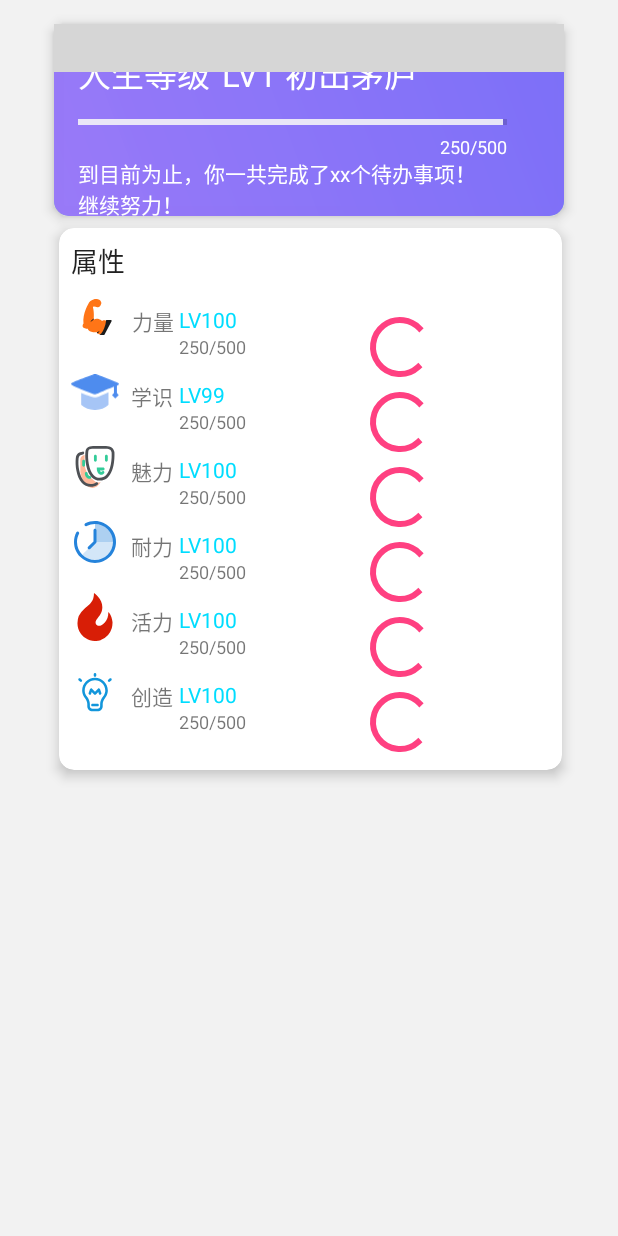
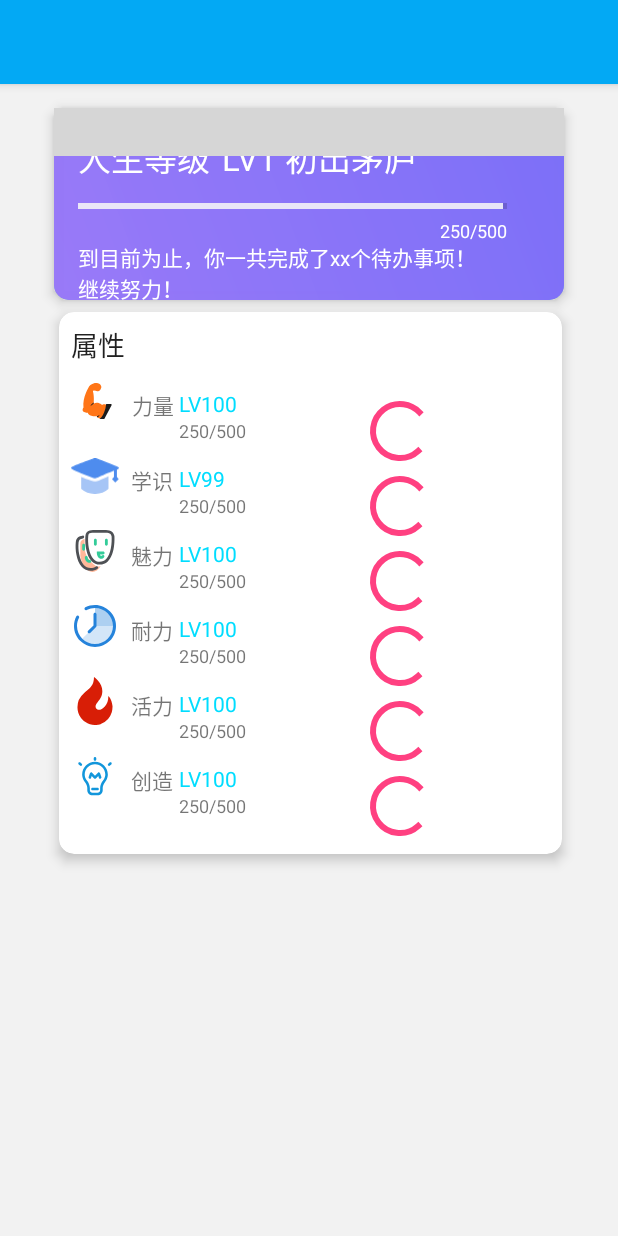
Before and after one commit to Ayagikei/LifeUp, an Android app: the layout fragment_status.xml on its own in the app's theme, with its tools: preview values and no code run, on a phone screen of 412 x 824 dp. Run offline under Robolectric (Android 15) with nearby library versions, the phone set to English and light mode, and no system bars; plain views replace DoubleWaveView, NumberProgressBar; grey boxes are pictures that could not be loaded.

Commit message:
impl toolbar in fragments

```diff
--- a/app/src/main/java/net/sarasarasa/lifeup/fragment/CloudFragment.kt
+++ b/app/src/main/java/net/sarasarasa/lifeup/fragment/CloudFragment.kt
@@ -11,6 +11,7 @@ import android.view.View
 import android.view.ViewGroup
 import kotlinx.android.synthetic.main.fragment_comm.view.*
 import net.sarasarasa.lifeup.R
+import net.sarasarasa.lifeup.activities.MainActivity
 
 class CloudFragment : Fragment() {
 
@@ -19,7 +20,12 @@ class CloudFragment : Fragment() {
     override fun onCreateView(inflater: LayoutInflater, mContainer: ViewGroup?, savedInstanceState: Bundle?): View? {
 
 
+
         val view = inflater.inflate(R.layout.fragment_cloud, null)
+
+        //设置toolbar
+        (activity as MainActivity).initToolBar(view.findViewById(R.id.toolbar))
+
         // Create the adapter that will return a fragment for each of the three
         // primary sections of the activity.
         mSectionsPagerAdapter = SectionsPagerAdapter(childFragmentManager)
--- a/app/src/main/java/net/sarasarasa/lifeup/fragment/StatusFragment.kt
+++ b/app/src/main/java/net/sarasarasa/lifeup/fragment/StatusFragment.kt
@@ -6,12 +6,15 @@ import android.view.LayoutInflater
 import android.view.View
 import android.view.ViewGroup
 import net.sarasarasa.lifeup.R
+import net.sarasarasa.lifeup.activities.MainActivity
 
 class StatusFragment : Fragment() {
 
 
     override fun onCreateView(inflater: LayoutInflater, container: ViewGroup?, savedInstanceState: Bundle?): View? {
         val view = inflater.inflate(R.layout.fragment_status, null)
+        //设置toolbar
+        (activity as MainActivity).initToolBar(view.findViewById(R.id.toolbar))
         return view
     }
 
--- a/app/src/main/java/net/sarasarasa/lifeup/fragment/TodoFragment.kt
+++ b/app/src/main/java/net/sarasarasa/lifeup/fragment/TodoFragment.kt
@@ -9,6 +9,7 @@ import android.view.View
 import android.view.ViewGroup
 import android.widget.TextView
 import net.sarasarasa.lifeup.R
+import net.sarasarasa.lifeup.activities.MainActivity
 import net.sarasarasa.lifeup.adapters.ToDoItemAdapter
 import net.sarasarasa.lifeup.datas.ToDo
 import java.util.*
@@ -25,6 +26,8 @@ class TodoFragment : Fragment() {
         mAdapter.setHeaderView(getHeaderView())
         mRecyclerView.layoutManager = LinearLayoutManager(view.context)
         mRecyclerView.adapter = mAdapter
+        //设置toolbar
+        (activity as MainActivity).initToolBar(view.findViewById(R.id.toolbar))
 
         return view;
     }
--- a/app/src/main/res/layout/fragment_comm.xml
+++ b/app/src/main/res/layout/fragment_comm.xml
@@ -5,6 +5,7 @@
     android:id="@+id/constraintLayout"
     android:layout_width="match_parent"
     android:layout_height="match_parent">
+
 
     <TextView
         android:id="@+id/section_label"
--- a/app/src/main/res/layout/fragment_status.xml
+++ b/app/src/main/res/layout/fragment_status.xml
@@ -1,11 +1,27 @@
 <?xml version="1.0" encoding="utf-8"?>
-<FrameLayout xmlns:android="http://schemas.android.com/apk/res/android"
+<LinearLayout xmlns:android="http://schemas.android.com/apk/res/android"
     xmlns:app="http://schemas.android.com/apk/res-auto"
     xmlns:tools="http://schemas.android.com/tools"
     android:layout_width="match_parent"
     android:layout_height="match_parent"
     android:background="@color/background_color"
+    android:orientation="vertical"
     tools:context=".fragment.TodoFragment">
+
+
+    <android.support.design.widget.AppBarLayout
+        android:layout_width="match_parent"
+        android:layout_height="wrap_content"
+        android:theme="@style/AppTheme.AppBarOverlay">
+
+        <android.support.v7.widget.Toolbar
+            android:id="@+id/toolbar"
+            android:layout_width="match_parent"
+            android:layout_height="?attr/actionBarSize"
+            android:background="?attr/colorPrimary"
+            app:popupTheme="@style/AppTheme.PopupOverlay" />
+
+    </android.support.design.widget.AppBarLayout>
 
 
     <!-- beginning of the status -->
@@ -474,4 +490,4 @@
     <!-- end of the status -->
 
 
-</FrameLayout>
+</LinearLayout>
```
Also changed, not shown: app/src/main/java/net/sarasarasa/lifeup/activities/MainActivity.kt (+6 -3 lines), app/src/main/res/layout/app_bar_main.xml (+0 -13 lines), app/src/main/res/layout/fragment_cloud.xml (+15 -1 lines), app/src/main/res/layout/fragment_todo.xml (+33 -9 lines).
